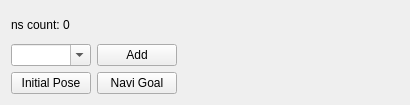
Above: ui/navi_multiple_ns.ui from xinjuezou-whi/whi_rviz_plugins before the change. Below: the same form after it.
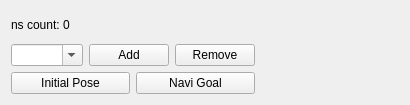
That is the form after the change. Icons and pictures are not drawn.

Commit message: add remove ns button

```diff
--- a/ui/navi_multiple_ns.ui
+++ b/ui/navi_multiple_ns.ui
@@ -41,6 +41,13 @@
            </property>
           </widget>
          </item>
+         <item>
+          <widget class="QPushButton" name="pushButton_remove_ns">
+           <property name="text">
+            <string>Remove</string>
+           </property>
+          </widget>
+         </item>
         </layout>
        </item>
        <item>
```
The commit also changes 2 other files.
